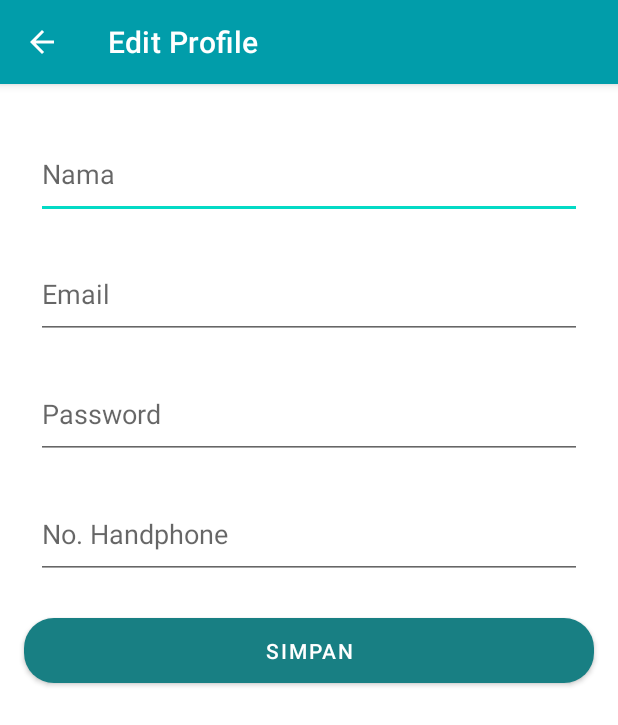
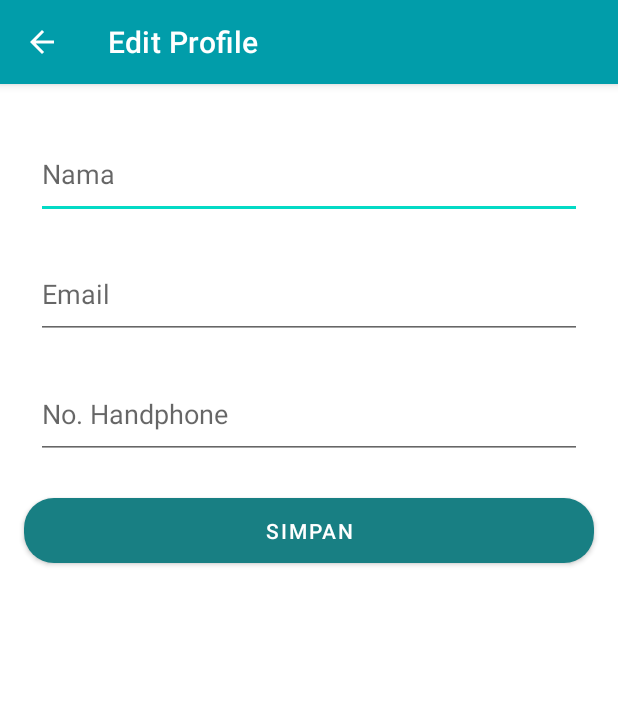
Before and after one commit to irmeliagst/GoHome_Mobile_S4, an Android app: the EdtprofActivity screen opened directly, with no data from a screen before it, on a phone screen of 412 x 824 dp. Shown: the top 725 px of the screen. Run offline under Robolectric (Android 15) with nearby library versions, the phone set to English and light mode, and no system bars.

Commit message:
update eror

```diff
--- a/app/src/main/java/com/example/gohome_mobile_s4/EdtprofActivity.java
+++ b/app/src/main/java/com/example/gohome_mobile_s4/EdtprofActivity.java
@@ -2,26 +2,101 @@ package com.example.gohome_mobile_s4;
 
 import androidx.appcompat.app.AppCompatActivity;
 
+import android.annotation.SuppressLint;
 import android.os.Bundle;
+import android.util.Log;
 import android.view.MenuItem;
+import android.view.View;
 import android.widget.Button;
 import android.widget.EditText;
+import android.widget.Toast;
+
+import com.example.gohome_mobile_s4.Model.profile.Profile;
+import com.example.gohome_mobile_s4.retrofit.ApiInterface;
+import com.example.gohome_mobile_s4.retrofit.RetrofitClient;
+
+import retrofit2.Call;
+import retrofit2.Callback;
+import retrofit2.Response;
 
 public class EdtprofActivity extends AppCompatActivity {
-    EditText txtNama, txtEmail, txtPass, txtTelpon;
+    String nik, email, nama_pengunjung, telepon;
+    EditText txtNama, txtEmail, txtTelpon;
     Button btnSimpan;
+    Button updated;
+    SesionManager sesionManager;
+    ApiInterface apiInterface;
     @Override
     protected void onCreate(Bundle savedInstanceState) {
         super.onCreate(savedInstanceState);
         setContentView(R.layout.activity_edtprof);
         getSupportActionBar().setDisplayHomeAsUpEnabled(true);
+        sesionManager = new SesionManager(EdtprofActivity.this);
+        Log.d("NIK", sesionManager.getUserDetail().get(SesionManager.NIK));
         txtNama = findViewById(R.id.txtNama);
+        if(SesionManager.NAMA_PENGUNJUNG == null){
+            txtNama.setHint("Masukan nama");
+        } else {
+            txtNama.setText(sesionManager.getUserDetail().get(SesionManager.NAMA_PENGUNJUNG));
+        }
         txtEmail = findViewById(R.id.txtEmail);
-        txtPass = findViewById(R.id.txtPass);
+        if(SesionManager.EMAIL == null){
+            txtEmail.setHint("Masukan Email");
+        } else {
+            txtEmail.setText(sesionManager.getUserDetail().get(SesionManager.EMAIL));
+        }
         txtTelpon = findViewById(R.id.txtTelpon);
+        if(SesionManager.TELEPON == null){
+            txtTelpon.setHint("Masukan nama");
+        } else {
+            txtTelpon.setText(sesionManager.getUserDetail().get(SesionManager.TELEPON));
+        }
         btnSimpan = findViewById(R.id.btnSimpan);
+        btnSimpan.setOnClickListener(new View.OnClickListener() {
+            @SuppressLint("NewApi")
+            @Override
+            public void onClick(View v) {
+                switch (v.getId()){
+
+                    case R.id.btnSimpan:
+
+                        nik = sesionManager.getUserDetail().get(SesionManager.NIK);
+                        email = txtEmail.getText().toString().isEmpty() ? sesionManager.getUserDetail().get(SesionManager.EMAIL) : txtEmail.getText().toString();
+                        nama_pengunjung = txtNama.getText().toString().isEmpty() ? sesionManager.getUserDetail().get(SesionManager.NAMA_PENGUNJUNG) : txtNama.getText().toString();
+                        telepon = txtTelpon.getText().toString().isEmpty() ? sesionManager.getUserDetail().get(SesionManager.TELEPON) : txtTelpon.getText().toString();
+                        kirim(nik, nama_pengunjung, telepon, email);
+                        break;
+
+
+                }
+            }
+        });
 
     }
+
+    private void kirim(String nik, String nama_pengunjung, String telepon, String email) {
+        apiInterface = RetrofitClient.getInstance().getMyApi();
+        Call<Profile> Ucall = apiInterface.updateAkun(nik, email, nama_pengunjung, telepon);
+        Ucall.enqueue(new Callback<Profile>() {
+            @Override
+            public void onResponse(Call<Profile> call, Response<Profile> response) {
+                if (response.isSuccessful() && response.body() != null && response.body().isSuccess()) {
+                    Toast.makeText(EdtprofActivity.this, response.body().getMessage(), Toast.LENGTH_SHORT).show();
+                    Log.d("GETDATA" , response.body().getMessage());
+                } else {
+                    System.err.println(response.body());
+                    Toast.makeText(EdtprofActivity.this, "Update failed: " + response.body().getMessage(), Toast.LENGTH_SHORT).show();
+                }
+            }
+
+            @Override
+            public void onFailure(Call<Profile> call, Throwable t) {
+                Toast.makeText(EdtprofActivity.this, t.getMessage(), Toast.LENGTH_SHORT).show();
+                Log.d("SERVER", t.toString());
+            }
+        });
+    }
+
     public boolean onOptionsItemSelected(MenuItem item) {
         // Mengatur fungsi tombol back pada appbar
         if (item.getItemId() == android.R.id.home) {
--- a/app/src/main/java/com/example/gohome_mobile_s4/retrofit/ApiInterface.java
+++ b/app/src/main/java/com/example/gohome_mobile_s4/retrofit/ApiInterface.java
@@ -2,6 +2,7 @@ package com.example.gohome_mobile_s4.retrofit;
 
 import com.example.gohome_mobile_s4.Model.HomeModel;
 import com.example.gohome_mobile_s4.Model.login.Login;
+import com.example.gohome_mobile_s4.Model.profile.Profile;
 import com.example.gohome_mobile_s4.Model.register.Register;
 import com.example.gohome_mobile_s4.Model.transaksi.TransaksiModelItem;
 import com.example.gohome_mobile_s4.Model.transaksiNik.DataItem;
@@ -16,7 +17,7 @@ import retrofit2.http.GET;
 import retrofit2.http.POST;
 
 public interface ApiInterface {
-    String BASE_URL = "http://192.168.1.25:8000/api/";
+    String BASE_URL = "http://10.10.177.11:8000/api/";
 
     @FormUrlEncoded
     @POST("login")
@@ -40,6 +41,13 @@ public interface ApiInterface {
     @POST("transaksi_id")
     Call<TransaksiNik> postTransaksi(
             @Field("nik") String nik);
+    @FormUrlEncoded
+    @POST("updateProfile")
+    Call<Profile>updateAkun(
+            @Field("nama_pengunjung") String nama_pengunjung,
+            @Field("email") String email,
+            @Field("password") String password,
+            @Field("telepon") String telepon);
 
 
     // lets make our model class of json data .
--- a/app/src/main/res/layout/activity_edtprof.xml
+++ b/app/src/main/res/layout/activity_edtprof.xml
@@ -30,19 +30,6 @@
         app:layout_constraintStart_toStartOf="parent"
         app:layout_constraintTop_toBottomOf="@+id/txtNama" />
     <EditText
-        android:id="@+id/txtPass"
-        android:layout_width="match_parent"
-        android:layout_height="60dp"
-        android:layout_marginLeft="24dp"
-        android:layout_marginRight="24dp"
-        android:layout_marginTop="20dp"
-        android:hint="Password"
-        android:inputType="textPassword"
-        app:layout_constraintEnd_toEndOf="parent"
-        app:layout_constraintHorizontal_bias="1.0"
-        app:layout_constraintStart_toStartOf="parent"
-        app:layout_constraintTop_toBottomOf="@+id/txtEmail" />
-    <EditText
         android:id="@+id/txtTelpon"
         android:layout_width="match_parent"
         android:layout_height="60dp"
@@ -53,7 +40,7 @@
         app:layout_constraintEnd_toEndOf="parent"
         app:layout_constraintHorizontal_bias="1.0"
         app:layout_constraintStart_toStartOf="parent"
-        app:layout_constraintTop_toBottomOf="@+id/txtPass" />
+        app:layout_constraintTop_toBottomOf="@+id/txtEmail" />
     <Button
         android:id="@+id/btnSimpan"
         android:layout_width="0dp"
```
Also changed, not shown: app/src/main/java/com/example/gohome_mobile_s4/Model/profile/Data.java (added, +61 -0 lines), app/src/main/java/com/example/gohome_mobile_s4/Model/profile/Profile.java (added, +39 -0 lines).
